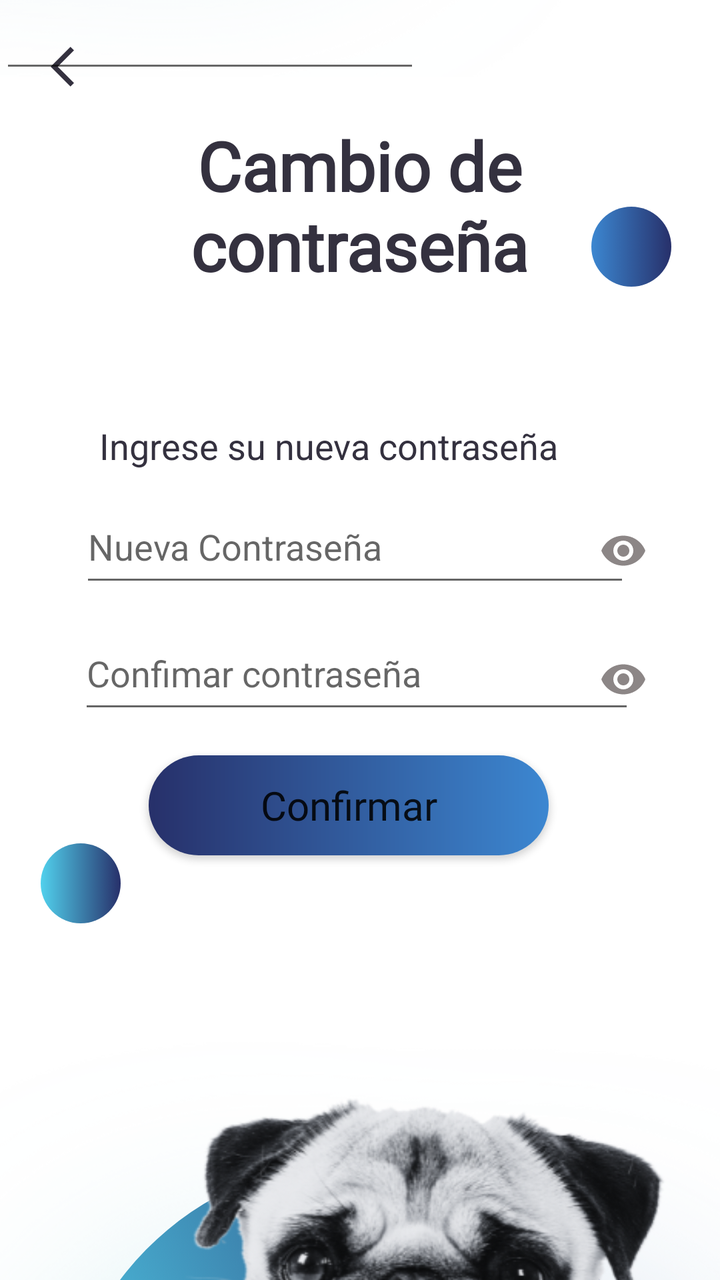
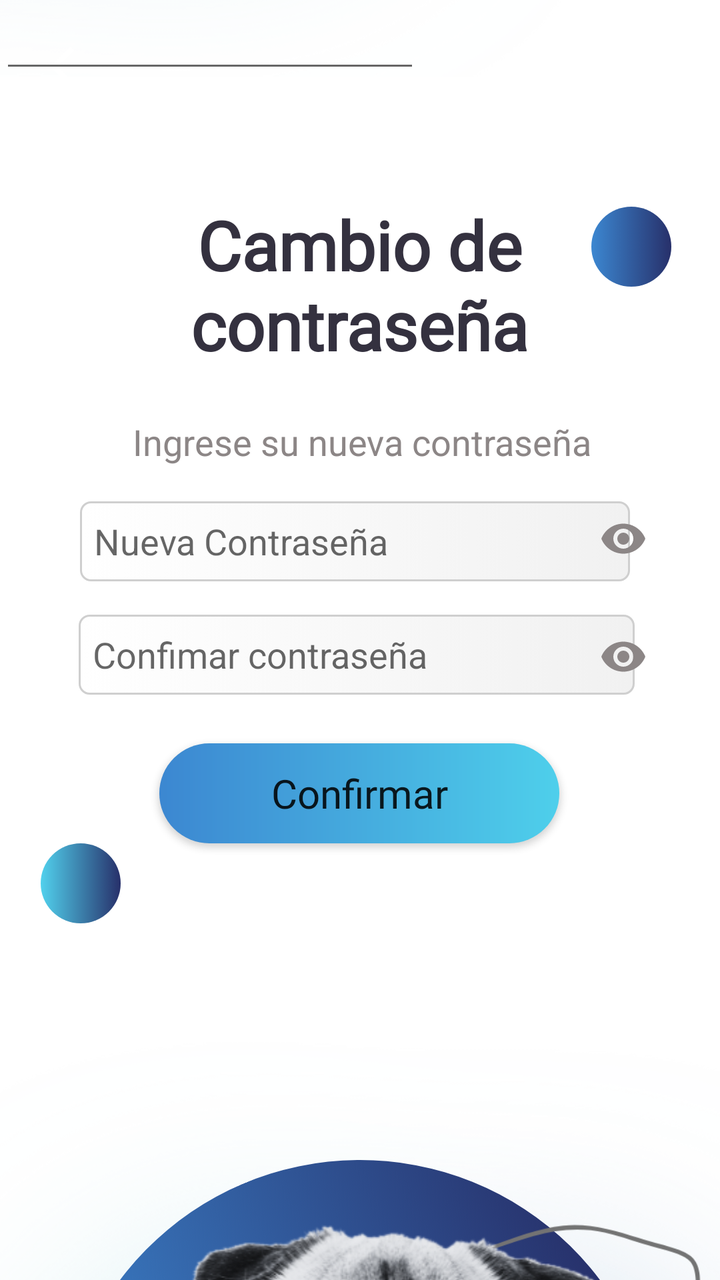

An Android layout rendered at two revisions. The XML below is the earlier revision; the diff shows what the commit changed to produce the second picture.
<!-- AndroidManifest.xml: application theme Theme.OnePetApp.NoActionBar -->
<!-- res/layout/activity_nuevacontrasena.xml -->
<?xml version="1.0" encoding="utf-8"?>
<androidx.constraintlayout.widget.ConstraintLayout xmlns:android="http://schemas.android.com/apk/res/android"
    xmlns:app="http://schemas.android.com/apk/res-auto"
    xmlns:tools="http://schemas.android.com/tools"
    android:id="@+id/main"
    android:layout_width="match_parent"
    android:layout_height="match_parent"
    tools:context=".nuevacontrasena">

    <androidx.constraintlayout.widget.ConstraintLayout
        android:layout_width="match_parent"
        android:layout_height="match_parent">

        <ImageView
            android:id="@+id/imageView99"
            android:layout_width="wrap_content"
            android:layout_height="wrap_content"
            android:layout_marginBottom="532dp"
            android:rotation="-180"
            app:layout_constraintBottom_toBottomOf="parent"
            app:layout_constraintEnd_toEndOf="parent"
            app:layout_constraintHorizontal_bias="0.0"
            app:layout_constraintStart_toStartOf="parent"
            app:srcCompat="@drawable/degcelest" />

        <ImageView
            android:id="@+id/imageView97"
            android:layout_width="231dp"
            android:layout_height="252dp"
            android:layout_marginStart="228dp"
            android:layout_marginBottom="632dp"
            android:rotation="266"
            android:rotationY="0"
            app:layout_constraintBottom_toBottomOf="parent"
            app:layout_constraintStart_toStartOf="parent"
            app:srcCompat="@drawable/bgdos" />

        <ImageView
            android:id="@+id/imageView84"
            android:layout_width="wrap_content"
            android:layout_height="wrap_content"
            android:layout_marginBottom="412dp"
            app:layout_constraintBottom_toBottomOf="parent"
            app:layout_constraintEnd_toEndOf="parent"
            app:layout_constraintHorizontal_bias="0.0"
            app:layout_constraintStart_toStartOf="parent"
            app:srcCompat="@drawable/ondacelesterdm2" />

        <ImageView
            android:id="@+id/imageView92"
            android:layout_width="wrap_content"
            android:layout_height="wrap_content"
            android:layout_marginTop="392dp"
            app:layout_constraintEnd_toEndOf="parent"
            app:layout_constraintHorizontal_bias="0.0"
            app:layout_constraintStart_toStartOf="parent"
            app:layout_constraintTop_toTopOf="parent"
            app:srcCompat="@drawable/degabceleste" />

        <TextView
            android:id="@+id/textView12"
            android:layout_width="332dp"
            android:layout_height="113dp"
            android:fontFamily="@font/alata"
            android:text="Cambio de contraseña"
            android:textAlignment="center"
            android:textColor="#34313F"
            android:textSize="34sp"
            android:textStyle="bold"
            app:layout_constraintBottom_toBottomOf="parent"
            app:layout_constraintEnd_toEndOf="parent"
            app:layout_constraintHorizontal_bias="0.493"
            app:layout_constraintStart_toStartOf="parent"
            app:layout_constraintTop_toTopOf="parent"
            app:layout_constraintVertical_bias="0.114" />

        <EditText
            android:id="@+id/txtnuevacontra"
            android:layout_width="275dp"
            android:layout_height="53dp"
            android:ems="10"
            android:hint="Nueva Contraseña"
            android:inputType="textPassword"
            app:layout_constraintBottom_toBottomOf="parent"
            app:layout_constraintEnd_toEndOf="parent"
            app:layout_constraintHorizontal_bias="0.47"
            app:layout_constraintStart_toStartOf="parent"
            app:layout_constraintTop_toTopOf="parent"
            app:layout_constraintVertical_bias="0.418" />

        <TextView
            android:id="@+id/textView16"
            android:layout_width="wrap_content"
            android:layout_height="wrap_content"
            android:text="Ingrese su nueva contraseña"
            android:textColor="#34313F"
            android:textSize="18sp"
            app:layout_constraintBottom_toBottomOf="parent"
            app:layout_constraintEnd_toEndOf="parent"
            app:layout_constraintHorizontal_bias="0.379"
            app:layout_constraintStart_toStartOf="parent"
            app:layout_constraintTop_toTopOf="parent"
            app:layout_constraintVertical_bias="0.342" />

        <Button
            android:id="@+id/btnnuevacontra"
            android:layout_width="200dp"
            android:layout_height="50dp"
            android:background="@drawable/btnazul"
            android:fontFamily="@font/alata"
            android:text="Confirmar"
            android:textAllCaps="false"
            android:textSize="20sp"
            app:backgroundTint="@null"
            app:layout_constraintBottom_toBottomOf="parent"
            app:layout_constraintEnd_toEndOf="parent"
            app:layout_constraintHorizontal_bias="0.464"
            app:layout_constraintStart_toStartOf="parent"
            app:layout_constraintTop_toTopOf="parent"
            app:layout_constraintVertical_bias="0.64" />

        <ImageView
            android:id="@+id/imageView94"
            android:layout_width="300dp"
            android:layout_height="300dp"
            android:layout_marginTop="580dp"
            android:rotation="-23"
            app:layout_constraintEnd_toEndOf="parent"
            app:layout_constraintStart_toStartOf="parent"
            app:layout_constraintTop_toTopOf="parent"
            app:srcCompat="@drawable/circulocelesteazul" />

        <ImageView
            android:id="@+id/imageView100"
            android:layout_width="293dp"
            android:layout_height="379dp"
            android:layout_marginTop="588dp"
            android:rotation="0"
            app:layout_constraintEnd_toEndOf="parent"
            app:layout_constraintHorizontal_bias="0.89"
            app:layout_constraintStart_toStartOf="parent"
            app:layout_constraintTop_toTopOf="parent"
            app:srcCompat="@drawable/blobuno" />

        <ImageView
            android:id="@+id/imageView95"
            android:layout_width="385dp"
            android:layout_height="432dp"
            android:layout_marginTop="448dp"
            app:layout_constraintEnd_toEndOf="parent"
            app:layout_constraintHorizontal_bias="0.0"
            app:layout_constraintStart_toStartOf="parent"
            app:layout_constraintTop_toTopOf="parent"
            app:srcCompat="@drawable/imagenperro8" />

        <ImageView
            android:id="@+id/imageView96"
            android:layout_width="40dp"
            android:layout_height="40dp"
            app:layout_constraintBottom_toBottomOf="parent"
            app:layout_constraintEnd_toEndOf="parent"
            app:layout_constraintHorizontal_bias="0.064"
            app:layout_constraintStart_toStartOf="parent"
            app:layout_constraintTop_toTopOf="parent"
            app:layout_constraintVertical_bias="0.703"
            app:srcCompat="@drawable/circulocelesteazul" />

        <ImageView
            android:id="@+id/imageView98"
            android:layout_width="40dp"
            android:layout_height="40dp"
            app:layout_constraintBottom_toBottomOf="parent"
            app:layout_constraintEnd_toEndOf="parent"
            app:layout_constraintHorizontal_bias="0.924"
            app:layout_constraintStart_toStartOf="parent"
            app:layout_constraintTop_toTopOf="parent"
            app:layout_constraintVertical_bias="0.172"
            app:srcCompat="@drawable/circuloazuloscuro" />

        <ImageButton
            android:id="@+id/btnVolverCDCC"
            android:layout_width="wrap_content"
            android:layout_height="wrap_content"
            android:backgroundTint="#00FFFFFF"
            android:tint="#34313F"
            app:layout_constraintBottom_toBottomOf="parent"
            app:layout_constraintEnd_toEndOf="parent"
            app:layout_constraintHorizontal_bias="0.043"
            app:layout_constraintStart_toStartOf="@+id/imageView99"
            app:layout_constraintTop_toTopOf="parent"
            app:layout_constraintVertical_bias="0.019"
            app:srcCompat="@drawable/baseline_arrow_back_ios_24" />

        <EditText
            android:id="@+id/editTextTextPassword"
            android:layout_width="wrap_content"
            android:layout_height="wrap_content"
            android:ems="10"
            android:inputType="textPassword"
            tools:layout_editor_absoluteX="113dp"
            tools:layout_editor_absoluteY="646dp" />

        <EditText
            android:id="@+id/txtnuevacontraconfirm"
            android:layout_width="278dp"
            android:layout_height="53dp"
            android:ems="10"
            android:hint="Confimar contraseña"
            android:inputType="textPassword"
            app:layout_constraintBottom_toBottomOf="parent"
            app:layout_constraintEnd_toEndOf="parent"
            app:layout_constraintHorizontal_bias="0.481"
            app:layout_constraintStart_toStartOf="parent"
            app:layout_constraintTop_toTopOf="parent"
            app:layout_constraintVertical_bias="0.526" />

        <ImageButton
            android:id="@+id/ojorecu1"
            android:layout_width="wrap_content"
            android:layout_height="wrap_content"
            android:backgroundTint="#00FFFFFF"
            android:tint="#8C8686"
            app:layout_constraintBottom_toBottomOf="parent"
            app:layout_constraintEnd_toEndOf="parent"
            app:layout_constraintHorizontal_bias="0.922"
            app:layout_constraintStart_toStartOf="parent"
            app:layout_constraintTop_toTopOf="parent"
            app:layout_constraintVertical_bias="0.425"
            app:srcCompat="@drawable/eyeantifragile" />

        <ImageButton
            android:id="@+id/ojoconfirmrecu2"
            android:layout_width="wrap_content"
            android:layout_height="wrap_content"
            android:backgroundTint="#00FFFFFF"
            android:tint="#8C8686"
            app:layout_constraintBottom_toBottomOf="parent"
            app:layout_constraintEnd_toEndOf="parent"
            app:layout_constraintHorizontal_bias="0.922"
            app:layout_constraintStart_toStartOf="parent"
            app:layout_constraintTop_toTopOf="parent"
            app:layout_constraintVertical_bias="0.533"
            app:srcCompat="@drawable/eyeantifragile" />

    </androidx.constraintlayout.widget.ConstraintLayout>

</androidx.constraintlayout.widget.ConstraintLayout>
<!-- resources referenced by this layout -->
<resources>
  <!-- drawable baseline_arrow_back_ios_24 (drawable) -->
  <vector xmlns:android="http://schemas.android.com/apk/res/android" android:autoMirrored="true" android:height="24dp" android:tint="#000000" android:viewportHeight="24" android:viewportWidth="24" android:width="24dp">
        
      <path android:fillColor="@android:color/white" android:pathData="M11.67,3.87L9.9,2.1 0,12l9.9,9.9 1.77,-1.77L3.54,12z"/>
      
  </vector>
  <!-- drawable bgdos: png bitmap (drawable, 16385 bytes) -->
  <!-- drawable blobuno: png bitmap (drawable, 17835 bytes) -->
  <!-- drawable btnazul (drawable) -->
  <?xml version="1.0" encoding="utf-8"?>
  <shape xmlns:android="http://schemas.android.com/apk/res/android"
      android:shape="rectangle">
      <gradient
          android:startColor="#27306A"
          android:endColor="#3C87D1">
      </gradient>
      <corners android:radius="1000dp"></corners>
  </shape>
  <!-- drawable circuloazuloscuro (drawable) -->
  <?xml version="1.0" encoding="utf-8"?>
  <selector xmlns:android="http://schemas.android.com/apk/res/android">
      <item>
          <shape>
              <gradient
                  android:startColor="#3C87D1"
                  android:endColor="#27306A">
              </gradient>
              <corners android:radius="1000dp"></corners>
          </shape>
      </item>
  </selector>
  <!-- drawable circulocelesteazul (drawable) -->
  <?xml version="1.0" encoding="utf-8"?>
  <selector xmlns:android="http://schemas.android.com/apk/res/android">
      <item>
          <shape>
              <gradient
                  android:startColor="#51D1ED"
                  android:endColor="#27306A">
              </gradient>
              <corners android:radius="1000dp"></corners>
          </shape>
      </item>
  </selector>
  <!-- drawable degabceleste: png bitmap (drawable, 168607 bytes) -->
  <!-- drawable degcelest: png bitmap (drawable, 239595 bytes) -->
  <!-- drawable eyeantifragile (drawable) -->
  <vector xmlns:android="http://schemas.android.com/apk/res/android" android:height="24dp" android:tint="#000000" android:viewportHeight="24" android:viewportWidth="24" android:width="24dp">
        
      <path android:fillColor="@android:color/white" android:pathData="M12,4.5C7,4.5 2.73,7.61 1,12c1.73,4.39 6,7.5 11,7.5s9.27,-3.11 11,-7.5c-1.73,-4.39 -6,-7.5 -11,-7.5zM12,17c-2.76,0 -5,-2.24 -5,-5s2.24,-5 5,-5 5,2.24 5,5 -2.24,5 -5,5zM12,9c-1.66,0 -3,1.34 -3,3s1.34,3 3,3 3,-1.34 3,-3 -1.34,-3 -3,-3z"/>
      
  </vector>
  <!-- drawable imagenperro8: png bitmap (drawable, 194762 bytes) -->
  <!-- drawable ondacelesterdm2: png bitmap (drawable, 13199 bytes) -->
  <style name="Theme.OnePetApp.NoActionBar">
          <item name="windowActionBar">false</item>
          <item name="windowNoTitle">true</item>
      </style>
</resources>

<!-- the commit's change to res/layout/activity_nuevacontrasena.xml (unified diff, before → after) -->
@@ -28,7 +28,7 @@
             android:layout_width="231dp"
             android:layout_height="252dp"
             android:layout_marginStart="228dp"
-            android:layout_marginBottom="632dp"
+            android:layout_marginBottom="644dp"
             android:rotation="266"
             android:rotationY="0"
             app:layout_constraintBottom_toBottomOf="parent"
@@ -39,12 +39,12 @@
             android:id="@+id/imageView84"
             android:layout_width="wrap_content"
             android:layout_height="wrap_content"
-            android:layout_marginBottom="412dp"
+            android:layout_marginBottom="504dp"
             app:layout_constraintBottom_toBottomOf="parent"
             app:layout_constraintEnd_toEndOf="parent"
             app:layout_constraintHorizontal_bias="0.0"
             app:layout_constraintStart_toStartOf="parent"
-            app:srcCompat="@drawable/ondacelesterdm2" />
+            app:srcCompat="@drawable/wavecomplete1" />
 
         <ImageView
             android:id="@+id/imageView92"
@@ -72,15 +72,17 @@
             app:layout_constraintHorizontal_bias="0.493"
             app:layout_constraintStart_toStartOf="parent"
             app:layout_constraintTop_toTopOf="parent"
-            app:layout_constraintVertical_bias="0.114" />
+            app:layout_constraintVertical_bias="0.189" />
 
         <EditText
             android:id="@+id/txtnuevacontra"
             android:layout_width="275dp"
-            android:layout_height="53dp"
+            android:layout_height="40dp"
             android:ems="10"
             android:hint="Nueva Contraseña"
             android:inputType="textPassword"
+            android:background="@drawable/bordecajasg"
+            android:padding="7dp"
             app:layout_constraintBottom_toBottomOf="parent"
             app:layout_constraintEnd_toEndOf="parent"
             app:layout_constraintHorizontal_bias="0.47"
@@ -93,20 +95,20 @@
             android:layout_width="wrap_content"
             android:layout_height="wrap_content"
             android:text="Ingrese su nueva contraseña"
-            android:textColor="#34313F"
+            android:textColor="#8C8686"
             android:textSize="18sp"
             app:layout_constraintBottom_toBottomOf="parent"
             app:layout_constraintEnd_toEndOf="parent"
-            app:layout_constraintHorizontal_bias="0.379"
-            app:layout_constraintStart_toStartOf="parent"
-            app:layout_constraintTop_toTopOf="parent"
-            app:layout_constraintVertical_bias="0.342" />
+            app:layout_constraintHorizontal_bias="0.508"
+            app:layout_constraintStart_toStartOf="parent"
+            app:layout_constraintTop_toTopOf="parent"
+            app:layout_constraintVertical_bias="0.339" />
 
         <Button
             android:id="@+id/btnnuevacontra"
             android:layout_width="200dp"
             android:layout_height="50dp"
-            android:background="@drawable/btnazul"
+            android:background="@drawable/botonturquesauno"
             android:fontFamily="@font/alata"
             android:text="Confirmar"
             android:textAllCaps="false"
@@ -114,10 +116,10 @@
             app:backgroundTint="@null"
             app:layout_constraintBottom_toBottomOf="parent"
             app:layout_constraintEnd_toEndOf="parent"
-            app:layout_constraintHorizontal_bias="0.464"
-            app:layout_constraintStart_toStartOf="parent"
-            app:layout_constraintTop_toTopOf="parent"
-            app:layout_constraintVertical_bias="0.64" />
+            app:layout_constraintHorizontal_bias="0.497"
+            app:layout_constraintStart_toStartOf="parent"
+            app:layout_constraintTop_toTopOf="parent"
+            app:layout_constraintVertical_bias="0.63" />
 
         <ImageView
             android:id="@+id/imageView94"
@@ -128,27 +130,27 @@
             app:layout_constraintEnd_toEndOf="parent"
             app:layout_constraintStart_toStartOf="parent"
             app:layout_constraintTop_toTopOf="parent"
-            app:srcCompat="@drawable/circulocelesteazul" />
+            app:srcCompat="@drawable/circuloazuloscuro" />
 
         <ImageView
             android:id="@+id/imageView100"
-            android:layout_width="293dp"
-            android:layout_height="379dp"
+            android:layout_width="206dp"
+            android:layout_height="253dp"
             android:layout_marginTop="588dp"
             android:rotation="0"
             app:layout_constraintEnd_toEndOf="parent"
-            app:layout_constraintHorizontal_bias="0.89"
+            app:layout_constraintHorizontal_bias="1.0"
             app:layout_constraintStart_toStartOf="parent"
             app:layout_constraintTop_toTopOf="parent"
             app:srcCompat="@drawable/blobuno" />
 
         <ImageView
             android:id="@+id/imageView95"
-            android:layout_width="385dp"
-            android:layout_height="432dp"
-            android:layout_marginTop="448dp"
-            app:layout_constraintEnd_toEndOf="parent"
-            app:layout_constraintHorizontal_bias="0.0"
+            android:layout_width="351dp"
+            android:layout_height="395dp"
+            android:layout_marginTop="520dp"
+            app:layout_constraintEnd_toEndOf="parent"
+            app:layout_constraintHorizontal_bias="0.333"
             app:layout_constraintStart_toStartOf="parent"
             app:layout_constraintTop_toTopOf="parent"
             app:srcCompat="@drawable/imagenperro8" />
@@ -182,7 +184,7 @@
             android:layout_width="wrap_content"
             android:layout_height="wrap_content"
             android:backgroundTint="#00FFFFFF"
-            android:tint="#34313F"
+            android:tint="#FFFFFF"
             app:layout_constraintBottom_toBottomOf="parent"
             app:layout_constraintEnd_toEndOf="parent"
             app:layout_constraintHorizontal_bias="0.043"
@@ -203,16 +205,18 @@
         <EditText
             android:id="@+id/txtnuevacontraconfirm"
             android:layout_width="278dp"
-            android:layout_height="53dp"
+            android:layout_height="40dp"
+            android:background="@drawable/bordecajasg"
             android:ems="10"
             android:hint="Confimar contraseña"
             android:inputType="textPassword"
+            android:padding="7dp"
             app:layout_constraintBottom_toBottomOf="parent"
             app:layout_constraintEnd_toEndOf="parent"
             app:layout_constraintHorizontal_bias="0.481"
             app:layout_constraintStart_toStartOf="parent"
             app:layout_constraintTop_toTopOf="parent"
-            app:layout_constraintVertical_bias="0.526" />
+            app:layout_constraintVertical_bias="0.512" />
 
         <ImageButton
             android:id="@+id/ojorecu1"
@@ -225,7 +229,7 @@
             app:layout_constraintHorizontal_bias="0.922"
             app:layout_constraintStart_toStartOf="parent"
             app:layout_constraintTop_toTopOf="parent"
-            app:layout_constraintVertical_bias="0.425"
+            app:layout_constraintVertical_bias="0.415"
             app:srcCompat="@drawable/eyeantifragile" />
 
         <ImageButton
@@ -239,7 +243,7 @@
             app:layout_constraintHorizontal_bias="0.922"
             app:layout_constraintStart_toStartOf="parent"
             app:layout_constraintTop_toTopOf="parent"
-            app:layout_constraintVertical_bias="0.533"
+            app:layout_constraintVertical_bias="0.514"
             app:srcCompat="@drawable/eyeantifragile" />
 
     </androidx.constraintlayout.widget.ConstraintLayout>
<!-- resource entries referenced after the edit -->
@@ -8,13 +8,29 @@
   </vector>
   <!-- drawable bgdos: png bitmap (drawable, 16385 bytes) -->
   <!-- drawable blobuno: png bitmap (drawable, 17835 bytes) -->
-  <!-- drawable btnazul (drawable) -->
+  <!-- drawable bordecajasg (drawable) -->
+  <?xml version="1.0" encoding="utf-8"?>
+  <selector xmlns:android="http://schemas.android.com/apk/res/android">
+      <item>
+          <shape>
+              <gradient
+                  android:startColor="#ffffff"
+                  android:endColor="#f1f1f1">
+              </gradient>
+              <corners android:radius="5dp">
+              </corners>
+              <stroke android:width="1dp"
+                  android:color="#cfcfcf" />
+          </shape>
+      </item>
+  </selector>
+  <!-- drawable botonturquesauno (drawable) -->
   <?xml version="1.0" encoding="utf-8"?>
   <shape xmlns:android="http://schemas.android.com/apk/res/android"
       android:shape="rectangle">
       <gradient
-          android:startColor="#27306A"
-          android:endColor="#3C87D1">
+          android:startColor="#3C87D1"
+          android:endColor="#4ECFEB">
       </gradient>
       <corners android:radius="1000dp"></corners>
   </shape>
@@ -53,7 +69,7 @@
       
   </vector>
   <!-- drawable imagenperro8: png bitmap (drawable, 194762 bytes) -->
-  <!-- drawable ondacelesterdm2: png bitmap (drawable, 13199 bytes) -->
+  <!-- drawable wavecomplete1: png bitmap (drawable, 30767 bytes) -->
   <style name="Theme.OnePetApp.NoActionBar">
           <item name="windowActionBar">false</item>
           <item name="windowNoTitle">true</item>
